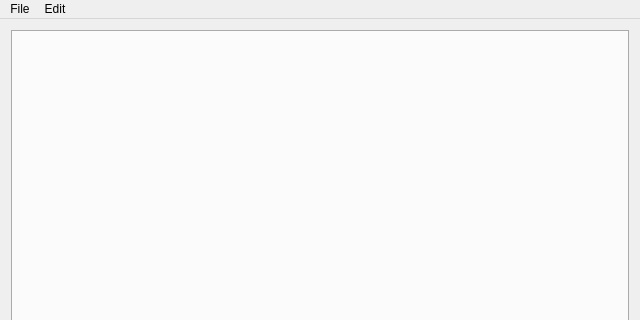
Above: term_paper/Term_paper/App/mainwindow.ui from 46ccac1474d000676430445ffc4b160a/Algo before the change; both pictures show x 0 to 640 and y 0 to 320 of the 640 by 480 pixel window. Below: the same form after it.
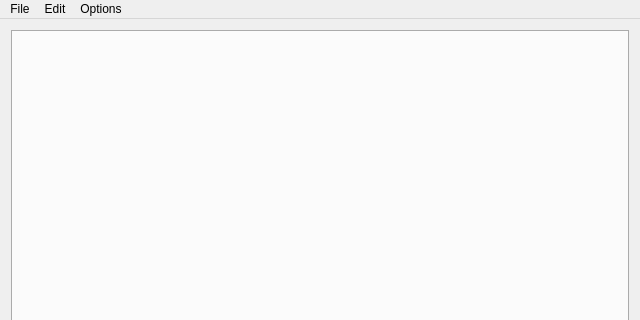
That is the form after the change.

Diff of the .ui file:
```diff
--- a/term_paper/Term_paper/App/mainwindow.ui
+++ b/term_paper/Term_paper/App/mainwindow.ui
@@ -72,8 +72,15 @@
     <addaction name="separator"/>
     <addaction name="actionSelect_all"/>
    </widget>
+   <widget class="QMenu" name="menuOptions">
+    <property name="title">
+     <string>Options</string>
+    </property>
+    <addaction name="actionClose_if_no_tabs"/>
+   </widget>
    <addaction name="menuFile"/>
    <addaction name="menuEdit"/>
+   <addaction name="menuOptions"/>
   </widget>
   <action name="actionExit">
    <property name="text">
```
Left out of the diff: 8 changed lines with no effect on the pictures.
